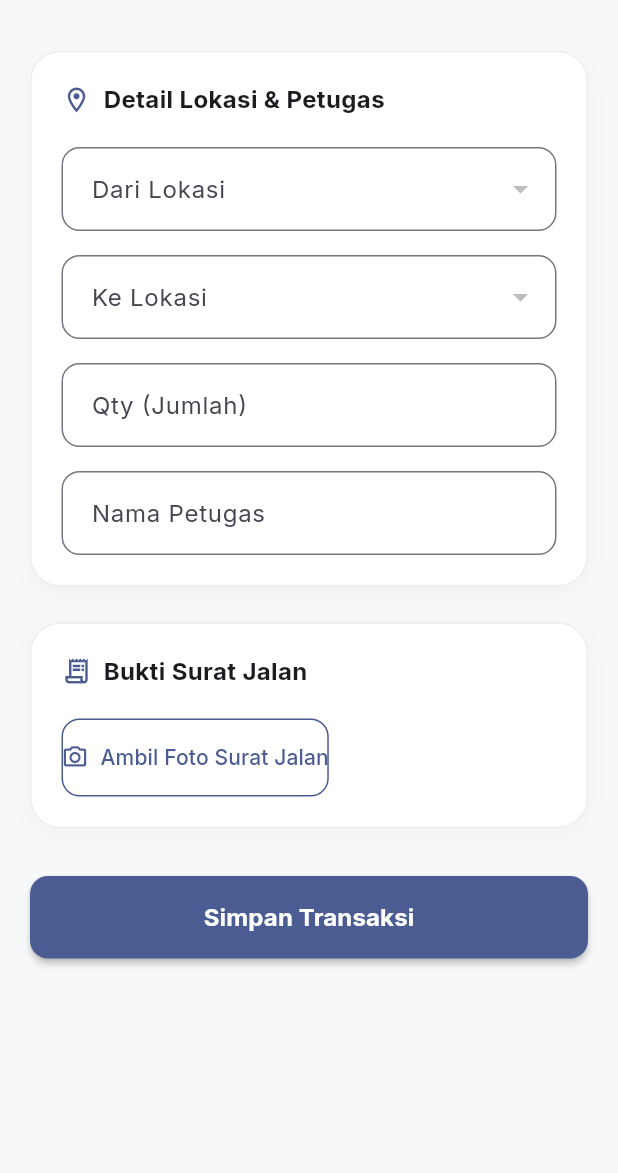
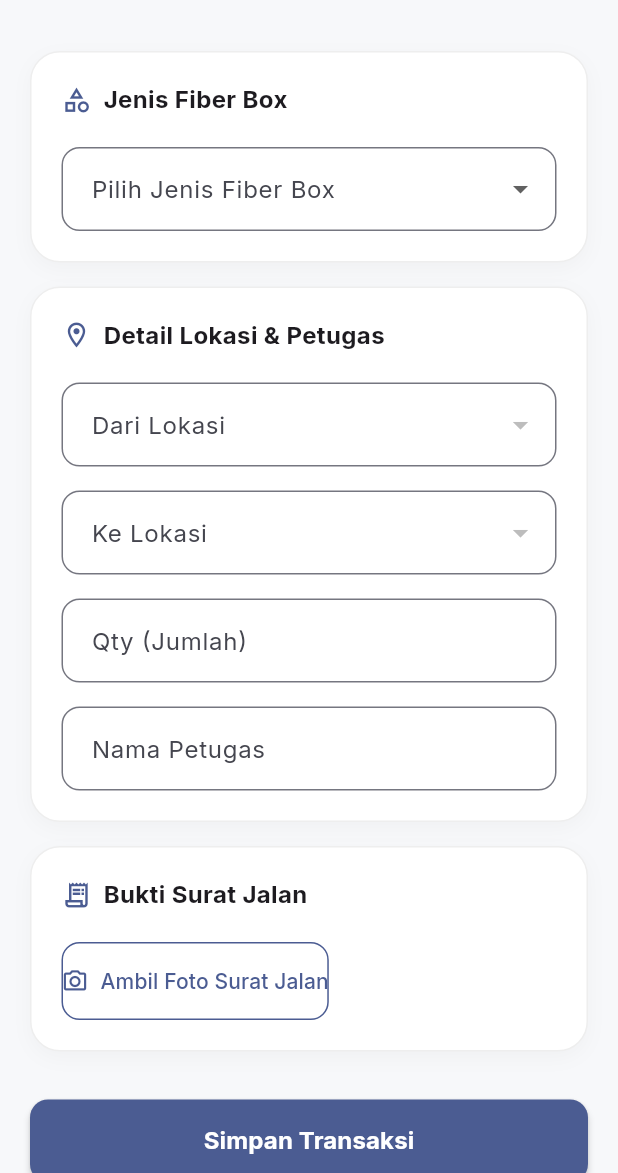
Before and after one commit to ArtaRizki/pindah_stok_app, a Flutter app: the TransferScreen screen opened directly with empty values, on a phone screen of 412 x 824 dp, the part 63-1236 px from its top. Run offline on Flutter 3.47's test engine with Material 3 defaults, Android fonts, the phone set to English and light mode, and no system bars; our stand-ins replace google_fonts, image_picker; network calls fail.

Commit message:
feat: multi-type fiber box stock (DRB Kuning/Orange, MSU, GAS, SCI) & dynamic location from Sheet

```diff
--- a/lib/models/models.dart
+++ b/lib/models/models.dart
@@ -1,13 +1,49 @@
+/// Jenis-jenis fiber box yang tersedia.
+const List<String> jenisFiberBox = [
+  'DRB KUNING',
+  'DRB ORANGE',
+  'MSU',
+  'GAS',
+  'SCI',
+];
+
 class LokasiStok {
   final String lokasi;
-  final int qty;
+  final int drbKuning;
+  final int drbOrange;
+  final int msu;
+  final int gas;
+  final int sci;
 
-  LokasiStok({required this.lokasi, required this.qty});
+  LokasiStok({
+    required this.lokasi,
+    this.drbKuning = 0,
+    this.drbOrange = 0,
+    this.msu = 0,
+    this.gas = 0,
+    this.sci = 0,
+  });
+
+  /// Total semua jenis di lokasi ini.
+  int get totalQty => drbKuning + drbOrange + msu + gas + sci;
+
+  /// Map jenis -> qty, berguna untuk tampilan iteratif.
+  Map<String, int> get perJenis => {
+        'DRB KUNING': drbKuning,
+        'DRB ORANGE': drbOrange,
+        'MSU':        msu,
+        'GAS':        gas,
+        'SCI':        sci,
+      };
 
   factory LokasiStok.fromJson(Map<String, dynamic> json) {
     return LokasiStok(
-      lokasi: json['lokasi']?.toString() ?? '',
-      qty: (json['qty'] as num?)?.toInt() ?? 0,
+      lokasi:    json['lokasi']?.toString() ?? '',
+      drbKuning: (json['drbKuning'] as num?)?.toInt() ?? 0,
+      drbOrange: (json['drbOrange'] as num?)?.toInt() ?? 0,
+      msu:       (json['msu']       as num?)?.toInt() ?? 0,
+      gas:       (json['gas']       as num?)?.toInt() ?? 0,
+      sci:       (json['sci']       as num?)?.toInt() ?? 0,
     );
   }
 }
@@ -16,6 +52,7 @@ class RiwayatTransaksi {
   final DateTime timestamp;
   final String dari;
   final String ke;
+  final String jenis;
   final int qty;
   final String oleh;
   final String fotoUrl;
@@ -24,6 +61,7 @@ class RiwayatTransaksi {
     required this.timestamp,
     required this.dari,
     required this.ke,
+    required this.jenis,
     required this.qty,
     required this.oleh,
     required this.fotoUrl,
@@ -32,11 +70,12 @@ class RiwayatTransaksi {
   factory RiwayatTransaksi.fromJson(Map<String, dynamic> json) {
     return RiwayatTransaksi(
       timestamp: DateTime.tryParse(json['timestamp']?.toString() ?? '') ?? DateTime.now(),
-      dari: json['dari']?.toString() ?? '',
-      ke: json['ke']?.toString() ?? '',
-      qty: (json['qty'] as num?)?.toInt() ?? 0,
-      oleh: json['oleh']?.toString() ?? '',
-      fotoUrl: json['fotoUrl']?.toString() ?? '',
+      dari:      json['dari']?.toString() ?? '',
+      ke:        json['ke']?.toString() ?? '',
+      jenis:     json['jenis']?.toString() ?? '-',
+      qty:       (json['qty'] as num?)?.toInt() ?? 0,
+      oleh:      json['oleh']?.toString() ?? '',
+      fotoUrl:   json['fotoUrl']?.toString() ?? '',
     );
   }
 }
--- a/lib/screens/transfer_screen.dart
+++ b/lib/screens/transfer_screen.dart
@@ -3,6 +3,7 @@ import 'dart:io';
 import 'package:flutter/material.dart';
 import 'package:flutter/services.dart';
 import 'package:image_picker/image_picker.dart';
+import '../models/models.dart';
 import '../services/api_service.dart';
 
 class TransferScreen extends StatefulWidget {
@@ -15,13 +16,14 @@ class TransferScreen extends StatefulWidget {
 
 class _TransferScreenState extends State<TransferScreen> {
   final _formKey = GlobalKey<FormState>();
-  final _qtyController = TextEditingController();
-  final _olehController = TextEditingController();
+  final _qtyController   = TextEditingController();
+  final _olehController  = TextEditingController();
 
   String? _dari;
   String? _ke;
-  File? _fotoSuratJalan;
-  bool _loading = false;
+  String? _jenis;          // Jenis fiber box yang dipindah
+  File?   _fotoSuratJalan;
+  bool    _loading = false;
 
   @override
   void dispose() {
@@ -30,10 +32,11 @@ class _TransferScreenState extends State<TransferScreen> {
     super.dispose();
   }
 
+  // ─────────────────────────────────────────────
+  // AMBIL FOTO
+  // ─────────────────────────────────────────────
   Future<void> _ambilFoto() async {
     final picker = ImagePicker();
-    // imageQuality dikompres & di-resize supaya base64 yang dikirim ke GAS
-    // tidak terlalu besar (maksimal ~200-300KB).
     final foto = await picker.pickImage(
       source: ImageSource.camera,
       imageQuality: 70,
@@ -45,9 +48,11 @@ class _TransferScreenState extends State<TransferScreen> {
 
   void _hapusFoto() => setState(() => _fotoSuratJalan = null);
 
+  // ─────────────────────────────────────────────
+  // SUBMIT
+  // ─────────────────────────────────────────────
   Future<void> _submit() async {
     if (!_formKey.currentState!.validate()) return;
-
     if (_dari == _ke) {
       _tampilkanPesan('Lokasi asal dan tujuan tidak boleh sama');
       return;
@@ -65,11 +70,12 @@ class _TransferScreenState extends State<TransferScreen> {
       }
 
       final result = await ApiService.pindahStok(
-        dari: _dari!,
-        ke: _ke!,
-        qty: int.parse(_qtyController.text),
-        oleh: _olehController.text.trim().isEmpty ? 'Tidak diketahui' : _olehController.text.trim(),
-        fotoBase64: fotoBase64,
+        dari:         _dari!,
+        ke:           _ke!,
+        jenis:        _jenis!,
+        qty:          int.parse(_qtyController.text),
+        oleh:         _olehController.text.trim().isEmpty ? 'Tidak diketahui' : _olehController.text.trim(),
+        fotoBase64:   fotoBase64,
         fotoMimeType: 'image/jpeg',
       );
 
@@ -106,11 +112,12 @@ class _TransferScreenState extends State<TransferScreen> {
           mainAxisSize: MainAxisSize.min,
           crossAxisAlignment: CrossAxisAlignment.start,
           children: [
-            _baris('Dari', _dari ?? '-'),
-            _baris('Ke', _ke ?? '-'),
-            _baris('Qty', '${_qtyController.text} pcs'),
+            _baris('Jenis',   _jenis ?? '-'),
+            _baris('Dari',    _dari ?? '-'),
+            _baris('Ke',      _ke ?? '-'),
+            _baris('Qty',     '${_qtyController.text} pcs'),
             _baris('Petugas', _olehController.text.trim().isEmpty ? 'Tidak diketahui' : _olehController.text.trim()),
-            _baris('Foto', _fotoSuratJalan == null ? 'Tidak ada' : 'Terlampir'),
+            _baris('Foto',    _fotoSuratJalan == null ? 'Tidak ada' : 'Terlampir'),
           ],
         ),
         actions: [
@@ -131,9 +138,11 @@ class _TransferScreenState extends State<TransferScreen> {
         ),
       );
 
+  // ─────────────────────────────────────────────
+  // BUILD
+  // ─────────────────────────────────────────────
   @override
   Widget build(BuildContext context) {
-    // Lokasi tujuan tidak boleh sama dengan lokasi asal.
     final opsiTujuan = widget.daftarLokasi.where((l) => l != _dari).toList();
 
     return Scaffold(
@@ -147,6 +156,25 @@ class _TransferScreenState extends State<TransferScreen> {
           child: Column(
             crossAxisAlignment: CrossAxisAlignment.stretch,
             children: [
+              // ── SECTION: Jenis Fiber Box ──
+              _buildCard(
+                judul: 'Jenis Fiber Box',
+                icon: Icons.category_outlined,
+                children: [
+                  DropdownButtonFormField<String>(
+                    value: _jenis,
+                    decoration: _inputDecoration('Pilih Jenis Fiber Box'),
+                    items: jenisFiberBox
+                        .map((j) => DropdownMenuItem(value: j, child: Text(j)))
+                        .toList(),
+                    onChanged: (v) => setState(() => _jenis = v),
+                    validator: (v) => v == null ? 'Pilih jenis fiber box' : null,
+                  ),
+                ],
+              ),
+              const SizedBox(height: 16),
+
+              // ── SECTION: Detail Lokasi & Petugas ──
               _buildCard(
                 judul: 'Detail Lokasi & Petugas',
                 icon: Icons.location_on_outlined,
@@ -154,7 +182,9 @@ class _TransferScreenState extends State<TransferScreen> {
                   DropdownButtonFormField<String>(
                     value: _dari,
                     decoration: _inputDecoration('Dari Lokasi'),
-                    items: widget.daftarLokasi.map((l) => DropdownMenuItem(value: l, child: Text(l))).toList(),
+                    items: widget.daftarLokasi
+                        .map((l) => DropdownMenuItem(value: l, child: Text(l)))
+                        .toList(),
                     onChanged: (v) => setState(() {
                       _dari = v;
                       if (_ke == v) _ke = null;
@@ -165,7 +195,9 @@ class _TransferScreenState extends State<TransferScreen> {
                   DropdownButtonFormField<String>(
                     value: _ke,
                     decoration: _inputDecoration('Ke Lokasi'),
-                    items: opsiTujuan.map((l) => DropdownMenuItem(value: l, child: Text(l))).toList(),
+                    items: opsiTujuan
+                        .map((l) => DropdownMenuItem(value: l, child: Text(l)))
+                        .toList(),
                     onChanged: (v) => setState(() => _ke = v),
                     validator: (v) => v == null ? 'Pilih lokasi tujuan' : null,
                   ),
@@ -189,7 +221,9 @@ class _TransferScreenState extends State<TransferScreen> {
                   ),
                 ],
               ),
-              const SizedBox(height: 24),
+              const SizedBox(height: 16),
+
+              // ── SECTION: Bukti Surat Jalan ──
               _buildCard(
                 judul: 'Bukti Surat Jalan',
                 icon: Icons.receipt_long_outlined,
@@ -210,7 +244,12 @@ class _TransferScreenState extends State<TransferScreen> {
                       children: [
                         ClipRRect(
                           borderRadius: BorderRadius.circular(12),
-                          child: Image.file(_fotoSuratJalan!, height: 180, width: double.infinity, fit: BoxFit.cover),
+                          child: Image.file(
+                            _fotoSuratJalan!,
+                            height: 180,
+                            width: double.infinity,
+                            fit: BoxFit.cover,
+                          ),
                         ),
                         Positioned(
                           top: 8,
@@ -223,6 +262,8 @@ class _TransferScreenState extends State<TransferScreen> {
                 ],
               ),
               const SizedBox(height: 32),
+
+              // ── TOMBOL SIMPAN ──
               ElevatedButton(
                 style: ElevatedButton.styleFrom(
                   padding: const EdgeInsets.symmetric(vertical: 16),
@@ -238,7 +279,10 @@ class _TransferScreenState extends State<TransferScreen> {
                         width: 24,
                         child: CircularProgressIndicator(strokeWidth: 2.5, color: Colors.white),
                       )
-                    : const Text('Simpan Transaksi', style: TextStyle(fontSize: 16, fontWeight: FontWeight.bold)),
+                    : const Text(
+                        'Simpan Transaksi',
+                        style: TextStyle(fontSize: 16, fontWeight: FontWeight.bold),
+                      ),
               ),
               const SizedBox(height: 24),
             ],
@@ -266,7 +310,11 @@ class _TransferScreenState extends State<TransferScreen> {
         contentPadding: const EdgeInsets.symmetric(horizontal: 16, vertical: 16),
       );
 
-  Widget _buildCard({required String judul, required IconData icon, required List<Widget> children}) {
+  Widget _buildCard({
+    required String judul,
+    required IconData icon,
+    required List<Widget> children,
+  }) {
     return Container(
       padding: const EdgeInsets.all(20),
       decoration: BoxDecoration(
@@ -274,7 +322,11 @@ class _TransferScreenState extends State<TransferScreen> {
         borderRadius: BorderRadius.circular(20),
         border: Border.all(color: Colors.grey.shade200),
         boxShadow: [
-          BoxShadow(color: Colors.grey.withValues(alpha: 0.08), blurRadius: 10, offset: const Offset(0, 4)),
+          BoxShadow(
+            color: Colors.grey.withValues(alpha: 0.08),
+            blurRadius: 10,
+            offset: const Offset(0, 4),
+          ),
         ],
       ),
       child: Column(
```
Also changed, not shown: lib/main.dart (+148 -63 lines), lib/services/api_service.dart (+91 -115 lines), 2 other files.
